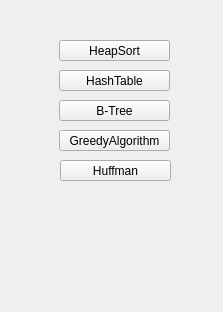
Above: mainwindow.ui from dionisiyKD/ADS-Final-Project before the change. Below: the same form after it.
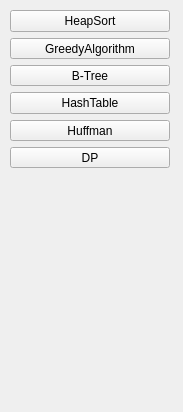
That is the form after the change.

What changed in the file:
```diff
--- a/mainwindow.ui
+++ b/mainwindow.ui
@@ -6,79 +6,68 @@
    <rect>
     <x>0</x>
     <y>0</y>
-    <width>223</width>
-    <height>312</height>
+    <width>183</width>
+    <height>412</height>
    </rect>
   </property>
   <property name="windowTitle">
    <string>mainwindow</string>
   </property>
   <widget class="QWidget" name="centralwidget">
-   <widget class="QPushButton" name="BTreeButton">
+   <widget class="QWidget" name="verticalLayoutWidget">
     <property name="geometry">
      <rect>
-      <x>59</x>
-      <y>100</y>
-      <width>111</width>
-      <height>21</height>
+      <x>10</x>
+      <y>10</y>
+      <width>160</width>
+      <height>158</height>
      </rect>
     </property>
-    <property name="text">
-     <string>B-Tree</string>
-    </property>
-   </widget>
-   <widget class="QPushButton" name="HashTableButton">
-    <property name="geometry">
-     <rect>
-      <x>59</x>
-      <y>70</y>
-      <width>111</width>
-      <height>21</height>
-     </rect>
-    </property>
-    <property name="text">
-     <string>HashTable</string>
-    </property>
-   </widget>
+    <layout class="QVBoxLayout" name="verticalLayout">
+     <item>
    <widget class="QPushButton" name="HeapSortButton">
-    <property name="geometry">
-     <rect>
-      <x>59</x>
-      <y>40</y>
-      <width>111</width>
-      <height>21</height>
-     </rect>
-    </property>
     <property name="text">
      <string>HeapSort</string>
     </property>
    </widget>
+     </item>
+     <item>
    <widget class="QPushButton" name="GreedyAlgButton">
-    <property name="geometry">
-     <rect>
-      <x>59</x>
-      <y>130</y>
-      <width>111</width>
-      <height>21</height>
-     </rect>
-    </property>
     <property name="text">
      <string>GreedyAlgorithm</string>
     </property>
    </widget>
-   <widget class="QPushButton" name="pushButton">
-    <property name="geometry">
-     <rect>
-      <x>60</x>
-      <y>160</y>
-      <width>111</width>
-      <height>21</height>
-     </rect>
-    </property>
+     </item>
+     <item>
+      <widget class="QPushButton" name="BTreeButton">
+       <property name="text">
+        <string>B-Tree</string>
+       </property>
+      </widget>
+     </item>
+     <item>
+      <widget class="QPushButton" name="HashTableButton">
+       <property name="text">
+        <string>HashTable</string>
+       </property>
+      </widget>
+     </item>
+     <item>
+      <widget class="QPushButton" name="HuffmanButton">
     <property name="text">
      <string>Huffman</string>
     </property>
    </widget>
+     </item>
+     <item>
+      <widget class="QPushButton" name="DPButton">
+       <property name="text">
+        <string>DP</string>
+       </property>
+      </widget>
+     </item>
+    </layout>
+   </widget>
   </widget>
   <widget class="QMenuBar" name="menubar">
    <property name="geometry">
```
Left out of the diff: 2 changed lines with no effect on the pictures. Lines whose indentation alone changed are shown as unchanged.
